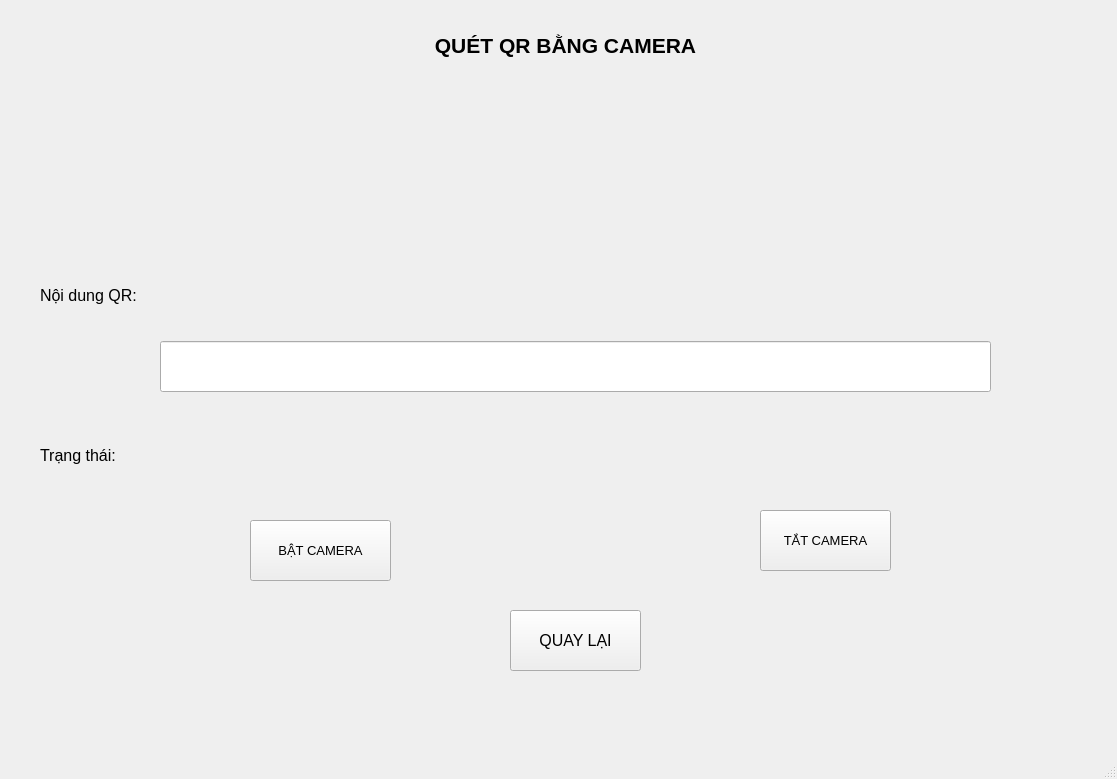
Qt form manhinhquetcamera.ui (thaihuutai04082005-del/BAI_TAP_NHOM_2) before a commit.
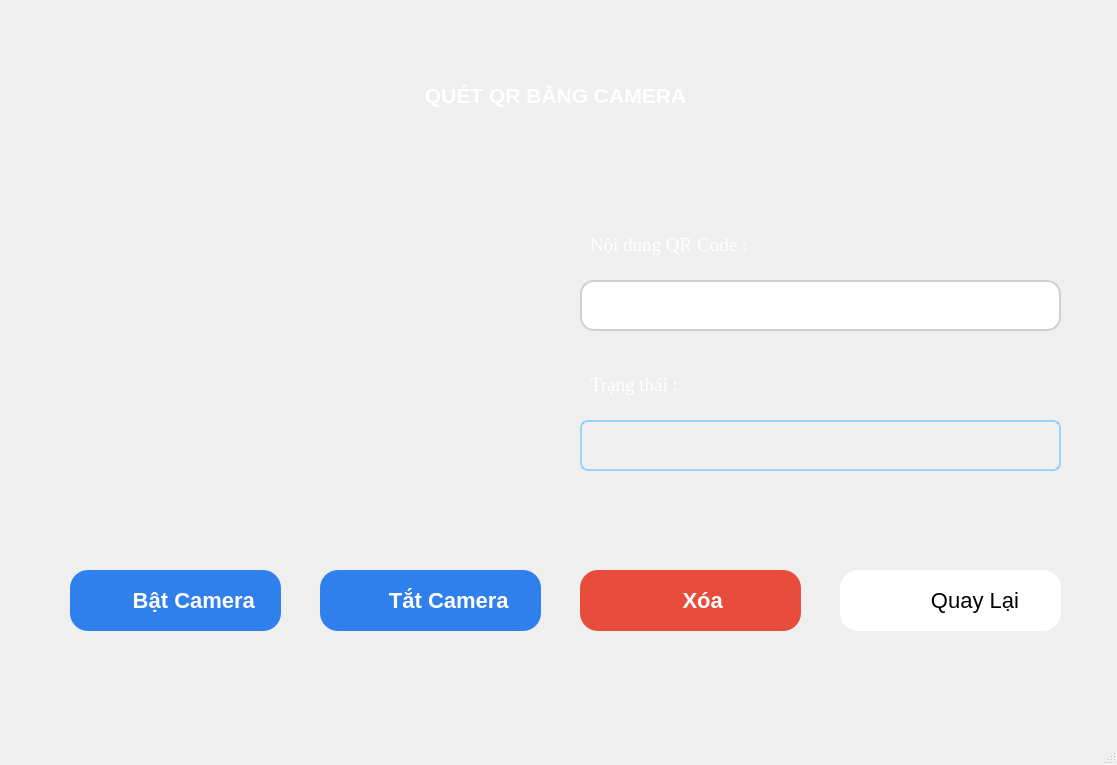
The same form after that commit. Icons and pictures are not drawn.

Commit message: Cap nhat man hinh quet camera

Diff of the .ui file:
```diff
--- a/manhinhquetcamera.ui
+++ b/manhinhquetcamera.ui
@@ -7,7 +7,7 @@
     <x>0</x>
     <y>0</y>
     <width>1117</width>
-    <height>779</height>
+    <height>765</height>
    </rect>
   </property>
   <property name="font">
@@ -22,103 +22,159 @@
    <widget class="QLabel" name="label">
     <property name="geometry">
      <rect>
-      <x>390</x>
-      <y>10</y>
+      <x>380</x>
+      <y>60</y>
       <width>351</width>
       <height>71</height>
      </rect>
     </property>
+    <property name="font">
+     <font>
+      <family>Arial</family>
+      <weight>75</weight>
+      <bold>true</bold>
+     </font>
+    </property>
     <property name="text">
-     <string>&lt;html&gt;&lt;head/&gt;&lt;body&gt;&lt;p align=&quot;center&quot;&gt;&lt;span style=&quot; font-size:16pt; font-weight:600;&quot;&gt;QUÉT QR BẰNG CAMERA&lt;/span&gt;&lt;/p&gt;&lt;/body&gt;&lt;/html&gt;</string>
+     <string>&lt;html&gt;&lt;head/&gt;&lt;body&gt;&lt;p align=&quot;center&quot;&gt;&lt;span style=&quot; font-size:16pt; font-weight:600; color:#ffffff;&quot;&gt;QUÉT QR BẰNG CAMERA&lt;/span&gt;&lt;/p&gt;&lt;/body&gt;&lt;/html&gt;</string>
     </property>
    </widget>
    <widget class="QLabel" name="label_2">
     <property name="geometry">
      <rect>
-      <x>40</x>
-      <y>270</y>
-      <width>171</width>
+      <x>590</x>
+      <y>220</y>
+      <width>201</width>
       <height>51</height>
      </rect>
     </property>
+    <property name="font">
+     <font>
+      <family>Times New Roman</family>
+     </font>
+    </property>
     <property name="text">
-     <string>&lt;html&gt;&lt;head/&gt;&lt;body&gt;&lt;p&gt;&lt;span style=&quot; font-size:12pt;&quot;&gt;Nội dung QR:&lt;/span&gt;&lt;/p&gt;&lt;/body&gt;&lt;/html&gt;</string>
+     <string>&lt;html&gt;&lt;head/&gt;&lt;body&gt;&lt;p&gt;&lt;span style=&quot; font-size:14pt; color:#ffffff;&quot;&gt;Nội dung QR Code : &lt;/span&gt;&lt;/p&gt;&lt;/body&gt;&lt;/html&gt;</string>
     </property>
    </widget>
    <widget class="QLabel" name="label_3">
     <property name="geometry">
      <rect>
-      <x>40</x>
-      <y>430</y>
+      <x>590</x>
+      <y>360</y>
       <width>141</width>
       <height>51</height>
      </rect>
     </property>
+    <property name="font">
+     <font>
+      <family>Times New Roman</family>
+      <pointsize>18</pointsize>
+     </font>
+    </property>
     <property name="text">
-     <string>&lt;html&gt;&lt;head/&gt;&lt;body&gt;&lt;p&gt;&lt;span style=&quot; font-size:12pt;&quot;&gt;Trạng thái:&lt;/span&gt;&lt;/p&gt;&lt;/body&gt;&lt;/html&gt;</string>
+     <string>&lt;html&gt;&lt;head/&gt;&lt;body&gt;&lt;p&gt;&lt;span style=&quot; font-size:14pt; color:#ffffff;&quot;&gt;Trạng thái :&lt;/span&gt;&lt;/p&gt;&lt;/body&gt;&lt;/html&gt;</string>
     </property>
    </widget>
    <widget class="QPushButton" name="batcamera_btt">
     <property name="geometry">
      <rect>
-      <x>250</x>
-      <y>520</y>
-      <width>141</width>
+      <x>70</x>
+      <y>570</y>
+      <width>211</width>
       <height>61</height>
      </rect>
     </property>
     <property name="font">
      <font>
-      <pointsize>10</pointsize>
+      <pointsize>-1</pointsize>
+      <weight>62</weight>
+      <bold>true</bold>
      </font>
     </property>
+    <property name="styleSheet">
+     <string notr="true">QPushButton {
+    background-color: #2F80ED;   /* xanh dương đậm vừa, rất dễ nhìn */
+    color: #FFFFFF;
+    border: none;
+    border-radius: 18px;
+    padding: 6px 16px;
+	font-size: 22px;
+    font-weight: 500;
+}
+</string>
+    </property>
     <property name="text">
-     <string>BẬT CAMERA</string>
+     <string>      Bật Camera</string>
     </property>
    </widget>
    <widget class="QPushButton" name="tatcamera_btt">
     <property name="geometry">
      <rect>
-      <x>760</x>
-      <y>510</y>
-      <width>131</width>
+      <x>320</x>
+      <y>570</y>
+      <width>221</width>
       <height>61</height>
      </rect>
     </property>
     <property name="font">
      <font>
-      <pointsize>10</pointsize>
+      <pointsize>-1</pointsize>
+      <weight>62</weight>
+      <bold>true</bold>
      </font>
     </property>
+    <property name="styleSheet">
+     <string notr="true">QPushButton {
+    background-color: #2F80ED;   /* xanh dương đậm vừa, rất dễ nhìn */
+    color: #FFFFFF;
+    border: none;
+    border-radius: 18px;
+    padding: 6px 16px;
+	font-size: 22px;
+    font-weight: 500;
+}
+
+
+</string>
+    </property>
     <property name="text">
-     <string>TẮT CAMERA</string>
+     <string>      Tắt Camera</string>
     </property>
    </widget>
    <widget class="QPushButton" name="quaylai1_btt">
     <property name="geometry">
      <rect>
-      <x>510</x>
-      <y>610</y>
-      <width>131</width>
+      <x>840</x>
+      <y>570</y>
+      <width>221</width>
       <height>61</height>
      </rect>
     </property>
     <property name="font">
      <font>
-      <pointsize>12</pointsize>
+      <pointsize>-1</pointsize>
      </font>
     </property>
+    <property name="styleSheet">
+     <string notr="true">QPushButton {
+    background-color: #FFFFFF;
+    border-radius: 18px;
+	font-size: 22px;
+}
+</string>
+    </property>
     <property name="text">
-     <string>QUAY LẠI</string>
+     <string>        Quay Lại</string>
     </property>
    </widget>
    <widget class="QLabel" name="mayanh_lb">
     <property name="geometry">
      <rect>
-      <x>420</x>
-      <y>100</y>
-      <width>291</width>
-      <height>191</height>
+      <x>130</x>
+      <y>230</y>
+      <width>341</width>
+      <height>241</height>
      </rect>
     </property>
     <property name="text">
@@ -128,26 +184,229 @@
    <widget class="QLineEdit" name="noidungcamera_line">
     <property name="geometry">
      <rect>
-      <x>160</x>
-      <y>341</y>
-      <width>831</width>
+      <x>580</x>
+      <y>280</y>
+      <width>481</width>
       <height>51</height>
      </rect>
     </property>
+    <property name="styleSheet">
+     <string notr="true">QLineEdit {
+    border: 2px solid #D0D0D0;      /* Viền xám nhạt */
+    border-radius: 14px;            /* Bo tròn mềm */
+    background-color: #FFFFFF;      /* Nền trắng */
+
+    color: #424242;                 /* Chữ xám đậm, dễ đọc */
+    padding: 8px 14px;              /* Thoáng hơn */
+    font-size: 14px;
+    font-family: &quot;Times New Roman&quot;;
+
+    selection-background-color: #78C8FF;
+}
+
+/* Khi click / focus */
+QLineEdit:focus {
+    border: 2px solid #78C8FF;      /* Viền xanh nổi */
+    background-color: #FFFFFF;      /* Giữ nền trắng cho sạch */
+}
+</string>
+    </property>
    </widget>
    <widget class="QLabel" name="trangthai_lb">
     <property name="geometry">
      <rect>
-      <x>170</x>
-      <y>440</y>
-      <width>141</width>
-      <height>31</height>
+      <x>580</x>
+      <y>420</y>
+      <width>481</width>
+      <height>51</height>
      </rect>
     </property>
+    <property name="styleSheet">
+     <string notr="true">QLabel {
+    /* Nền trắng trong suốt nhẹ giúp nổi bật trên hình nền xanh đậm */
+    background-color: rgba(255, 255, 255, 20); 
+    
+    /* Viền xanh sáng tạo hiệu ứng công nghệ hiện đại */
+    border: 2px solid rgba(120, 200, 255, 180); 
+    
+    /* Bo góc khung */
+    border-radius: 8px;
+    
+    /* Đổi màu chữ sang trắng để dễ đọc nhất */
+    color: #ffffff;
+    
+    /* Làm đậm chữ để tăng độ nhận diện */
+    font-weight: bold;
+    
+    /* Đẩy chữ cách viền trái một chút cho cân đối */
+    padding-left: 10px;
+}</string>
+    </property>
     <property name="text">
      <string/>
     </property>
    </widget>
+   <widget class="QLabel" name="label_4">
+    <property name="geometry">
+     <rect>
+      <x>0</x>
+      <y>0</y>
+      <width>1131</width>
+      <height>771</height>
+     </rect>
+    </property>
+    <property name="styleSheet">
+     <string notr="true">background-image: url(:/nen/nen8.png);</string>
+    </property>
+    <property name="text">
+     <string/>
+    </property>
+   </widget>
+   <widget class="QPushButton" name="xoa2_btt">
+    <property name="geometry">
+     <rect>
+      <x>580</x>
+      <y>570</y>
+      <width>221</width>
+      <height>61</height>
+     </rect>
+    </property>
+    <property name="font">
+     <font>
+      <pointsize>-1</pointsize>
+      <weight>62</weight>
+      <bold>true</bold>
+     </font>
+    </property>
+    <property name="styleSheet">
+     <string notr="true">QPushButton {
+    background-color: #E74C3C;   /* đỏ giống nút Thoát trong hình */
+    color: #FFFFFF;
+    border: none;
+    border-radius: 18px;
+    padding: 6px 16px;
+	font-size: 22px;
+    font-weight: 500;
+}
+</string>
+    </property>
+    <property name="text">
+     <string>    Xóa</string>
+    </property>
+   </widget>
+   <widget class="QLabel" name="label_5">
+    <property name="geometry">
+     <rect>
+      <x>90</x>
+      <y>180</y>
+      <width>431</width>
+      <height>341</height>
+     </rect>
+    </property>
+    <property name="styleSheet">
+     <string notr="true">image: url(:/nen/khungcamera1.png);</string>
+    </property>
+    <property name="text">
+     <string/>
+    </property>
+   </widget>
+   <widget class="QLabel" name="label_6">
+    <property name="geometry">
+     <rect>
+      <x>80</x>
+      <y>570</y>
+      <width>51</width>
+      <height>61</height>
+     </rect>
+    </property>
+    <property name="styleSheet">
+     <string notr="true">image: url(:/nen/trangtriquetcamera.png);</string>
+    </property>
+    <property name="text">
+     <string/>
+    </property>
+   </widget>
+   <widget class="QLabel" name="label_7">
+    <property name="geometry">
+     <rect>
+      <x>330</x>
+      <y>570</y>
+      <width>61</width>
+      <height>61</height>
+     </rect>
+    </property>
+    <property name="styleSheet">
+     <string notr="true">image: url(:/nen/tatcamera.png);</string>
+    </property>
+    <property name="text">
+     <string/>
+    </property>
+   </widget>
+   <widget class="QLabel" name="label_8">
+    <property name="geometry">
+     <rect>
+      <x>600</x>
+      <y>580</y>
+      <width>81</width>
+      <height>41</height>
+     </rect>
+    </property>
+    <property name="styleSheet">
+     <string notr="true">image: url(:/nen/xoa.png);</string>
+    </property>
+    <property name="text">
+     <string/>
+    </property>
+   </widget>
+   <widget class="QLabel" name="label_9">
+    <property name="geometry">
+     <rect>
+      <x>850</x>
+      <y>580</y>
+      <width>71</width>
+      <height>41</height>
+     </rect>
+    </property>
+    <property name="styleSheet">
+     <string notr="true">image: url(:/nen/quaylai.png);</string>
+    </property>
+    <property name="text">
+     <string/>
+    </property>
+   </widget>
+   <widget class="QLabel" name="label_10">
+    <property name="geometry">
+     <rect>
+      <x>680</x>
+      <y>220</y>
+      <width>16</width>
+      <height>16</height>
+     </rect>
+    </property>
+    <property name="styleSheet">
+     <string notr="true">image: url(:/nen/nenche.png);</string>
+    </property>
+    <property name="text">
+     <string/>
+    </property>
+   </widget>
+   <zorder>label_4</zorder>
+   <zorder>label_5</zorder>
+   <zorder>label</zorder>
+   <zorder>label_3</zorder>
+   <zorder>batcamera_btt</zorder>
+   <zorder>tatcamera_btt</zorder>
+   <zorder>quaylai1_btt</zorder>
+   <zorder>mayanh_lb</zorder>
+   <zorder>noidungcamera_line</zorder>
+   <zorder>trangthai_lb</zorder>
+   <zorder>xoa2_btt</zorder>
+   <zorder>label_6</zorder>
+   <zorder>label_7</zorder>
+   <zorder>label_8</zorder>
+   <zorder>label_9</zorder>
+   <zorder>label_10</zorder>
+   <zorder>label_2</zorder>
   </widget>
   <widget class="QMenuBar" name="menubar">
    <property name="geometry">
```
Left out of the diff: 4 changed lines with no effect on the pictures.
